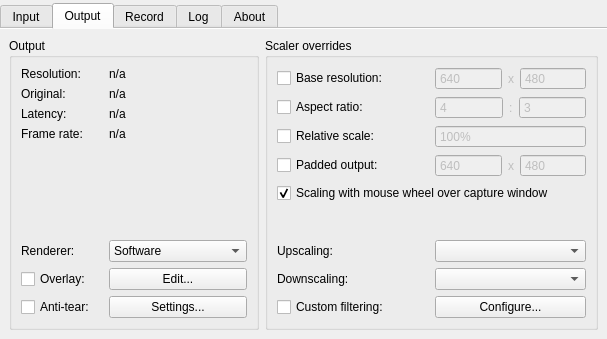
Above: src/display/qt/d_control_panel.ui from mrehkopf/vcs before the change. Below: the same form after it.
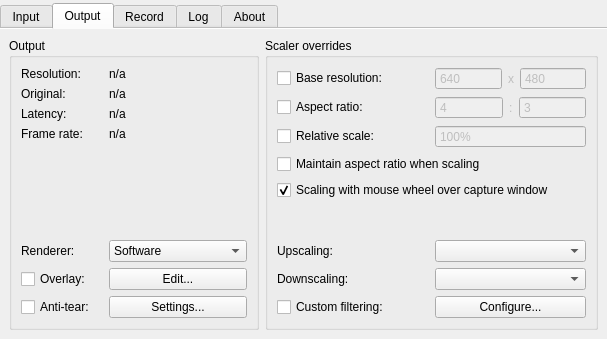
That is the form after the change. The open tabs and pages were chosen to show the change.

Commit message:
Scale with padding to respect aspect ratio
Padding is now optionally added when scaling, to respect a frame's
original aspect ratio.

Patch:
```diff
--- a/src/display/qt/d_control_panel.ui
+++ b/src/display/qt/d_control_panel.ui
@@ -963,91 +963,11 @@
            </layout>
           </item>
           <item>
-           <layout class="QHBoxLayout" name="horizontalLayout_28">
-            <item>
-             <widget class="QCheckBox" name="checkBox_forceOutputPad">
-              <property name="sizePolicy">
-               <sizepolicy hsizetype="Minimum" vsizetype="Fixed">
-                <horstretch>0</horstretch>
-                <verstretch>0</verstretch>
-               </sizepolicy>
-              </property>
-              <property name="text">
-               <string>Padded output:</string>
-              </property>
-             </widget>
-            </item>
-            <item>
-             <layout class="QHBoxLayout" name="horizontalLayout_27">
-              <item>
-               <widget class="QSpinBox" name="spinBox_outputPadX">
-                <property name="enabled">
-                 <bool>false</bool>
-                </property>
-                <property name="sizePolicy">
-                 <sizepolicy hsizetype="Preferred" vsizetype="Preferred">
-                  <horstretch>0</horstretch>
-                  <verstretch>0</verstretch>
-                 </sizepolicy>
-                </property>
-                <property name="buttonSymbols">
-                 <enum>QAbstractSpinBox::NoButtons</enum>
-                </property>
-                <property name="minimum">
-                 <number>200</number>
-                </property>
-                <property name="maximum">
-                 <number>2048</number>
-                </property>
-                <property name="value">
-                 <number>640</number>
-                </property>
-               </widget>
-              </item>
-              <item>
-               <widget class="QLabel" name="label_outputPadSeparator">
-                <property name="enabled">
-                 <bool>false</bool>
-                </property>
-                <property name="sizePolicy">
-                 <sizepolicy hsizetype="Maximum" vsizetype="Preferred">
-                  <horstretch>0</horstretch>
-                  <verstretch>0</verstretch>
-                 </sizepolicy>
-                </property>
-                <property name="text">
-                 <string>x</string>
-                </property>
-               </widget>
-              </item>
-              <item>
-               <widget class="QSpinBox" name="spinBox_outputPadY">
-                <property name="enabled">
-                 <bool>false</bool>
-                </property>
-                <property name="sizePolicy">
-                 <sizepolicy hsizetype="Preferred" vsizetype="Preferred">
-                  <horstretch>0</horstretch>
-                  <verstretch>0</verstretch>
-                 </sizepolicy>
-                </property>
-                <property name="buttonSymbols">
-                 <enum>QAbstractSpinBox::NoButtons</enum>
-                </property>
-                <property name="minimum">
-                 <number>200</number>
-                </property>
-                <property name="maximum">
-                 <number>2048</number>
-                </property>
-                <property name="value">
-                 <number>480</number>
-                </property>
-               </widget>
-              </item>
-             </layout>
-            </item>
-           </layout>
+           <widget class="QCheckBox" name="checkBox_maintainOriginalAspectWhenScaling">
+            <property name="text">
+             <string>Maintain aspect ratio when scaling</string>
+            </property>
+           </widget>
           </item>
           <item>
            <widget class="QCheckBox" name="checkBox_outputAllowMouseWheelScale">
```
The commit also changes 5 other files.
